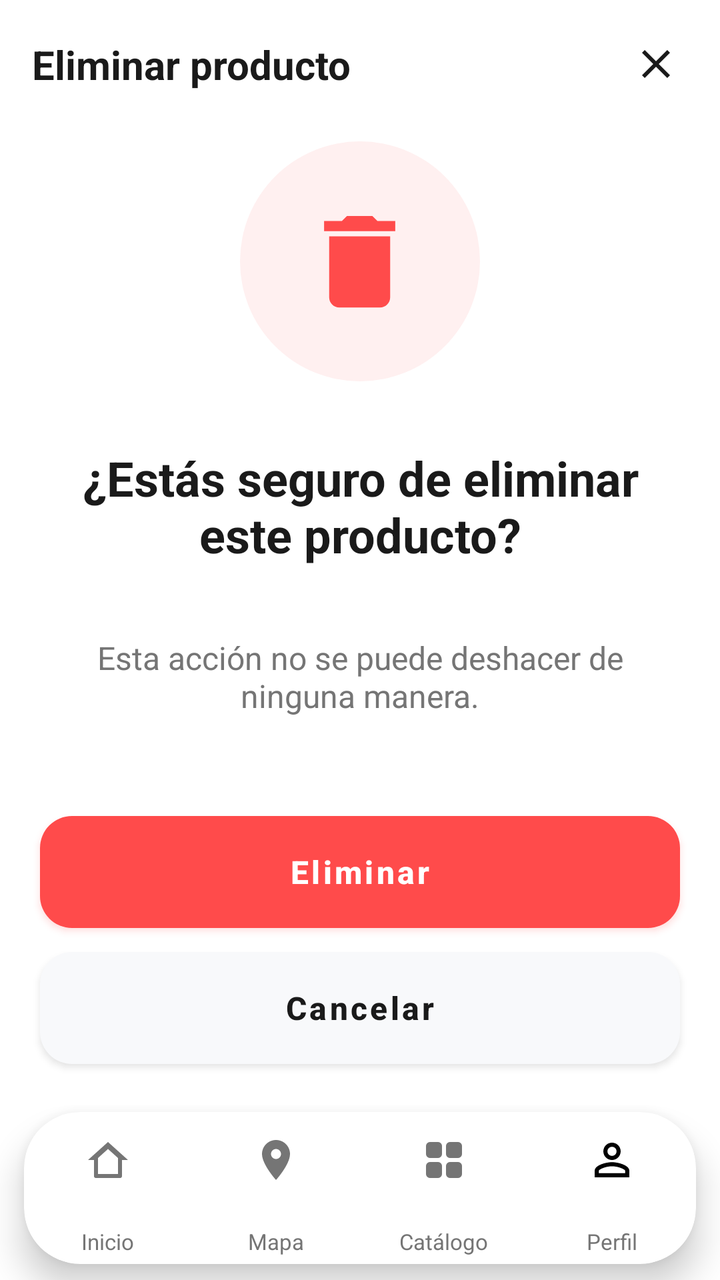
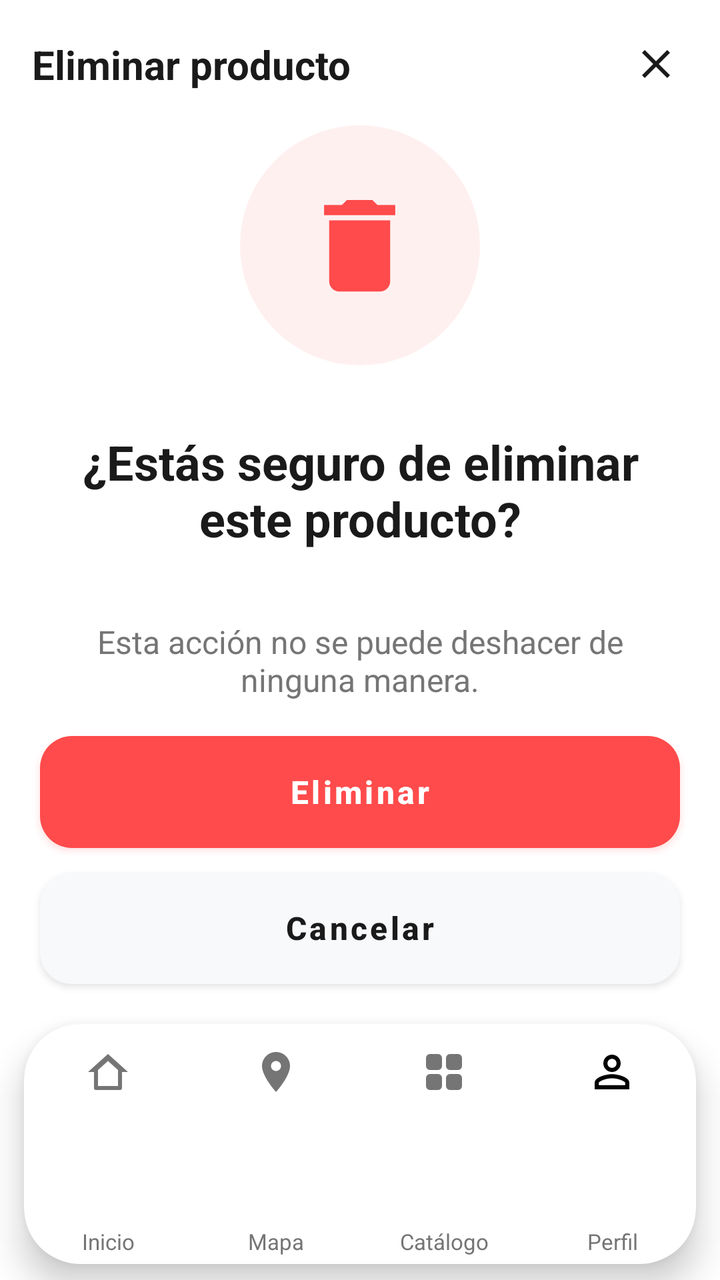

Before-and-after screenshots of an Android layout around one commit, followed by the original layout XML and the change that was made.
<!-- AndroidManifest.xml: application theme Theme.MyApplication -->
<!-- res/layout/delete_product.xml -->
<?xml version="1.0" encoding="utf-8"?>
<androidx.constraintlayout.widget.ConstraintLayout xmlns:android="http://schemas.android.com/apk/res/android"
    xmlns:app="http://schemas.android.com/apk/res-auto"
    xmlns:tools="http://schemas.android.com/tools"
    android:id="@+id/main"
    android:layout_width="match_parent"
    android:layout_height="match_parent"
    tools:context=".MainActivity14">

    
    <androidx.constraintlayout.widget.ConstraintLayout
        android:id="@+id/cl_top_bar"
        android:layout_width="match_parent"
        android:layout_height="64dp"
        android:paddingHorizontal="16dp"
        app:layout_constraintTop_toTopOf="parent">

        <TextView
            android:id="@+id/tv_header_title"
            android:layout_width="wrap_content"
            android:layout_height="wrap_content"
            android:text="@string/delete_title"
            android:textColor="@color/text_black"
            android:textSize="20sp"
            android:textStyle="bold"
            app:layout_constraintBottom_toBottomOf="parent"
            app:layout_constraintStart_toStartOf="parent"
            app:layout_constraintTop_toTopOf="parent" />

        <ImageView
            android:id="@+id/iv_close"
            android:layout_width="32dp"
            android:layout_height="32dp"
            android:padding="4dp"
            android:src="@drawable/ic_close"
            app:layout_constraintBottom_toBottomOf="parent"
            app:layout_constraintEnd_toEndOf="parent"
            app:layout_constraintTop_toTopOf="parent"
            app:tint="@color/text_black"
            android:contentDescription="@null" />

    </androidx.constraintlayout.widget.ConstraintLayout>

    
    <LinearLayout
        android:layout_width="match_parent"
        android:layout_height="wrap_content"
        android:gravity="center"
        android:orientation="vertical"
        android:paddingHorizontal="32dp"
        app:layout_constraintBottom_toTopOf="@+id/btn_delete"
        app:layout_constraintTop_toBottomOf="@id/cl_top_bar"
        app:layout_constraintVertical_bias="0.2">

        <FrameLayout
            android:layout_width="120dp"
            android:layout_height="120dp"
            android:background="@drawable/bg_delete_circle">

            <ImageView
                android:layout_width="61dp"
                android:layout_height="62dp"
                android:layout_gravity="center"
                android:contentDescription="@null"
                android:src="@drawable/ic_delete"
                app:tint="@color/logout_red" />
        </FrameLayout>

        <TextView
            android:layout_width="match_parent"
            android:layout_height="wrap_content"
            android:layout_marginTop="32dp"
            android:gravity="center"
            android:text="@string/delete_confirm_q"
            android:textColor="@color/text_black"
            android:textSize="24sp"
            android:textStyle="bold" />

        <TextView
            android:layout_width="match_parent"
            android:layout_height="86dp"
            android:layout_marginTop="12dp"
            android:gravity="center"
            android:text="@string/delete_warning"
            android:textColor="@color/text_grey"
            android:textSize="16sp" />

    </LinearLayout>

    
    <Button
        android:id="@+id/btn_delete"
        android:layout_width="match_parent"
        android:layout_height="56dp"
        android:layout_marginHorizontal="20dp"
        android:layout_marginBottom="12dp"
        android:outlineAmbientShadowColor="@color/logout_red"
        android:outlineSpotShadowColor="@color/logout_red"
        android:background="@drawable/bg_button_delete"
        android:text="@string/btn_delete"
        android:textAllCaps="false"
        android:textColor="@color/white"
        android:textSize="16sp"
        android:textStyle="bold"
        app:backgroundTint="@null"
        app:layout_constraintBottom_toTopOf="@id/btn_cancel" />

    <Button
        android:id="@+id/btn_cancel"
        android:layout_width="match_parent"
        android:layout_height="56dp"
        android:layout_marginHorizontal="20dp"
        android:layout_marginBottom="12dp"
        android:outlineAmbientShadowColor="@color/text_grey"
        android:outlineSpotShadowColor="@color/text_grey"
        android:background="@drawable/bg_button_secondary"
        android:text="@string/btn_cancel"
        android:textAllCaps="false"
        android:textColor="@color/text_black"
        android:textSize="16sp"
        android:textStyle="bold"
        app:backgroundTint="@null"
        app:layout_constraintBottom_toTopOf="@id/custom_bottom_nav" />

    
    <include
        android:id="@+id/custom_bottom_nav"
        layout="@layout/layout_custom_bottom_nav"
        android:layout_width="match_parent"
        android:layout_height="96dp"
        app:layout_constraintBottom_toBottomOf="parent"
        app:layout_constraintEnd_toEndOf="parent"
        app:layout_constraintStart_toStartOf="parent" />

</androidx.constraintlayout.widget.ConstraintLayout>
<!-- res/layout/layout_custom_bottom_nav.xml (included above) -->
<?xml version="1.0" encoding="utf-8"?>
<FrameLayout xmlns:android="http://schemas.android.com/apk/res/android"
    xmlns:app="http://schemas.android.com/apk/res-auto"
    xmlns:tools="http://schemas.android.com/tools"
    android:id="@+id/custom_bottom_nav"
    android:layout_width="match_parent"
    android:layout_height="96dp"
    android:clipChildren="false"
    android:clipToPadding="false"
    tools:ignore="MergeRootFrame">

    
    <androidx.cardview.widget.CardView
        android:id="@+id/cv_nav_bar"
        android:layout_width="match_parent"
        android:layout_height="76dp"
        android:layout_gravity="bottom"
        android:layout_marginStart="12dp"
        android:layout_marginEnd="12dp"
        android:layout_marginBottom="8dp"
        app:cardBackgroundColor="@color/nav_bar_surface"
        app:cardCornerRadius="28dp"
        app:cardElevation="10dp"
        app:cardMaxElevation="14dp"
        app:cardPreventCornerOverlap="false">

        <LinearLayout
            android:layout_width="match_parent"
            android:layout_height="match_parent"
            android:baselineAligned="false"
            android:orientation="horizontal"
            android:weightSum="4">

            
            <FrameLayout
                android:id="@+id/tab_home"
                android:layout_width="0dp"
                android:layout_height="match_parent"
                android:layout_weight="1"
                android:background="?attr/selectableItemBackgroundBorderless"
                android:clickable="true"
                android:clipChildren="false"
                android:clipToPadding="false"
                android:focusable="true">

                
                <View
                    android:id="@+id/v_home_ring"
                    android:layout_width="54dp"
                    android:layout_height="54dp"
                    android:layout_gravity="center_horizontal|top"
                    android:layout_marginTop="0dp"
                    android:background="@drawable/bg_nav_active_ring"
                    android:elevation="6dp"
                    android:visibility="gone"
                    tools:visibility="visible" />

                
                <FrameLayout
                    android:id="@+id/fl_home_icon_container"
                    android:layout_width="46dp"
                    android:layout_height="46dp"
                    android:layout_gravity="center_horizontal|top"
                    android:layout_marginTop="4dp"
                    android:background="@drawable/bg_nav_active_circle"
                    android:elevation="8dp"
                    android:visibility="gone"
                    tools:visibility="visible">

                    <ImageView
                        android:id="@+id/iv_home_active_icon"
                        android:layout_width="24dp"
                        android:layout_height="24dp"
                        android:layout_gravity="center"
                        android:contentDescription="@string/nav_home"
                        android:src="@drawable/ic_nav_home"
                        app:tint="@color/white" />
                </FrameLayout>

                
                <ImageView
                    android:id="@+id/iv_home_inactive_icon"
                    android:layout_width="24dp"
                    android:layout_height="24dp"
                    android:layout_gravity="center_horizontal|top"
                    android:layout_marginTop="12dp"
                    android:contentDescription="@string/nav_home"
                    android:src="@drawable/ic_nav_home"
                    app:tint="@color/text_grey" />

                
                <TextView
                    android:id="@+id/tv_home_label"
                    android:layout_width="wrap_content"
                    android:layout_height="wrap_content"
                    android:layout_gravity="center_horizontal|bottom"
                    android:layout_marginBottom="4dp"
                    android:text="@string/nav_home"
                    android:textColor="@color/text_grey"
                    android:textSize="11sp"
                    android:textStyle="normal" />

            </FrameLayout>

            
            <FrameLayout
                android:id="@+id/tab_map"
                android:layout_width="0dp"
                android:layout_height="match_parent"
                android:layout_weight="1"
                android:background="?attr/selectableItemBackgroundBorderless"
                android:clickable="true"
                android:clipChildren="false"
                android:clipToPadding="false"
                android:focusable="true">

                
                <View
                    android:id="@+id/v_map_ring"
                    android:layout_width="54dp"
                    android:layout_height="54dp"
                    android:layout_gravity="center_horizontal|top"
                    android:layout_marginTop="0dp"
                    android:background="@drawable/bg_nav_active_ring"
                    android:elevation="6dp"
                    android:visibility="gone"
                    tools:visibility="gone" />

                
                <FrameLayout
                    android:id="@+id/fl_map_icon_container"
                    android:layout_width="46dp"
                    android:layout_height="46dp"
                    android:layout_gravity="center_horizontal|top"
                    android:layout_marginTop="4dp"
                    android:background="@drawable/bg_nav_active_circle"
                    android:elevation="8dp"
                    android:visibility="gone"
                    tools:visibility="gone">

                    <ImageView
                        android:id="@+id/iv_map_active_icon"
                        android:layout_width="24dp"
                        android:layout_height="24dp"
                        android:layout_gravity="center"
                        android:contentDescription="@string/nav_map"
                        android:src="@drawable/ic_nav_map"
                        app:tint="@color/white" />
                </FrameLayout>

                
                <ImageView
                    android:id="@+id/iv_map_inactive_icon"
                    android:layout_width="24dp"
                    android:layout_height="24dp"
                    android:layout_gravity="center_horizontal|top"
                    android:layout_marginTop="12dp"
                    android:contentDescription="@string/nav_map"
                    android:src="@drawable/ic_nav_map"
                    app:tint="@color/text_grey" />

                
                <TextView
                    android:id="@+id/tv_map_label"
                    android:layout_width="wrap_content"
                    android:layout_height="wrap_content"
                    android:layout_gravity="center_horizontal|bottom"
                    android:layout_marginBottom="4dp"
                    android:text="@string/nav_map"
                    android:textColor="@color/text_grey"
                    android:textSize="11sp"
                    android:textStyle="normal" />

            </FrameLayout>

            
            <FrameLayout
                android:id="@+id/tab_catalog"
                android:layout_width="0dp"
                android:layout_height="match_parent"
                android:layout_weight="1"
                android:background="?attr/selectableItemBackgroundBorderless"
                android:clickable="true"
                android:clipChildren="false"
                android:clipToPadding="false"
                android:focusable="true">

                
                <View
                    android:id="@+id/v_catalog_ring"
                    android:layout_width="54dp"
                    android:layout_height="54dp"
                    android:layout_gravity="center_horizontal|top"
                    android:layout_marginTop="0dp"
                    android:background="@drawable/bg_nav_active_ring"
                    android:elevation="6dp"
                    android:visibility="gone"
                    tools:visibility="gone" />

                
                <FrameLayout
                    android:id="@+id/fl_catalog_icon_container"
                    android:layout_width="46dp"
                    android:layout_height="46dp"
                    android:layout_gravity="center_horizontal|top"
                    android:layout_marginTop="4dp"
                    android:background="@drawable/bg_nav_active_circle"
                    android:elevation="8dp"
                    android:visibility="gone"
                    tools:visibility="gone">

                    <ImageView
                        android:id="@+id/iv_catalog_active_icon"
                        android:layout_width="24dp"
                        android:layout_height="24dp"
                        android:layout_gravity="center"
                        android:contentDescription="@string/nav_catalog"
                        android:src="@drawable/ic_nav_catalog"
                        app:tint="@color/white" />
                </FrameLayout>

                
                <ImageView
                    android:id="@+id/iv_catalog_inactive_icon"
                    android:layout_width="24dp"
                    android:layout_height="24dp"
                    android:layout_gravity="center_horizontal|top"
                    android:layout_marginTop="12dp"
                    android:contentDescription="@string/nav_catalog"
                    android:src="@drawable/ic_nav_catalog"
                    app:tint="@color/text_grey" />

                
                <TextView
                    android:id="@+id/tv_catalog_label"
                    android:layout_width="wrap_content"
                    android:layout_height="wrap_content"
                    android:layout_gravity="center_horizontal|bottom"
                    android:layout_marginBottom="4dp"
                    android:text="@string/nav_catalog"
                    android:textColor="@color/text_grey"
                    android:textSize="11sp"
                    android:textStyle="normal" />

            </FrameLayout>

            
            <FrameLayout
                android:id="@+id/tab_profile"
                android:layout_width="0dp"
                android:layout_height="match_parent"
                android:layout_weight="1"
                android:background="?attr/selectableItemBackgroundBorderless"
                android:clickable="true"
                android:clipChildren="false"
                android:clipToPadding="false"
                android:focusable="true">

                
                <View
                    android:id="@+id/v_profile_ring"
                    android:layout_width="54dp"
                    android:layout_height="54dp"
                    android:layout_gravity="center_horizontal|top"
                    android:layout_marginTop="0dp"
                    android:background="@drawable/bg_nav_active_ring"
                    android:elevation="6dp"
                    android:visibility="gone"
                    tools:visibility="gone" />

                
                <FrameLayout
                    android:id="@+id/fl_profile_icon_container"
                    android:layout_width="46dp"
                    android:layout_height="46dp"
                    android:layout_gravity="center_horizontal|top"
                    android:layout_marginTop="4dp"
                    android:background="@drawable/bg_nav_active_circle"
                    android:elevation="8dp"
                    android:padding="3dp"
                    android:visibility="gone"
                    tools:visibility="gone">

                    <com.google.android.material.imageview.ShapeableImageView
                        android:id="@+id/iv_profile_active_avatar"
                        android:layout_width="match_parent"
                        android:layout_height="match_parent"
                        android:contentDescription="@string/nav_profile"
                        android:scaleType="centerCrop"
                        android:src="@drawable/ic_person_outline"
                        app:shapeAppearanceOverlay="@style/ShapeAppearance.App.Circle" />
                </FrameLayout>

                
                <com.google.android.material.imageview.ShapeableImageView
                    android:id="@+id/iv_profile_inactive_avatar"
                    android:layout_width="26dp"
                    android:layout_height="26dp"
                    android:layout_gravity="center_horizontal|top"
                    android:layout_marginTop="11dp"
                    android:contentDescription="@string/nav_profile"
                    android:scaleType="centerCrop"
                    android:src="@drawable/ic_person_outline"
                    app:shapeAppearanceOverlay="@style/ShapeAppearance.App.Circle" />

                
                <TextView
                    android:id="@+id/tv_profile_label"
                    android:layout_width="wrap_content"
                    android:layout_height="wrap_content"
                    android:layout_gravity="center_horizontal|bottom"
                    android:layout_marginBottom="4dp"
                    android:text="@string/nav_profile"
                    android:textColor="@color/text_grey"
                    android:textSize="11sp"
                    android:textStyle="normal" />

            </FrameLayout>

        </LinearLayout>
    </androidx.cardview.widget.CardView>
</FrameLayout>
<!-- resources referenced by this layout -->
<resources>
  <color name="logout_red">#FF4B4B</color>
  <color name="nav_bar_surface">#FFFFFF</color>
  <color name="text_black">#1A1A1A</color>
  <color name="text_grey">#757575</color>
  <color name="white">#FFFFFFFF</color>
  <!-- drawable bg_button_delete (drawable) -->
  <?xml version="1.0" encoding="utf-8"?>
  <shape xmlns:android="http://schemas.android.com/apk/res/android">
      <solid android:color="@color/logout_red" />
      <corners android:radius="16dp" />
  </shape>
  <!-- drawable bg_button_secondary (drawable) -->
  <?xml version="1.0" encoding="utf-8"?>
  <shape xmlns:android="http://schemas.android.com/apk/res/android">
      <solid android:color="@color/input_bg" />
      <corners android:radius="16dp" />
  </shape>
  <!-- drawable bg_delete_circle (drawable) -->
  <?xml version="1.0" encoding="utf-8"?>
  <shape xmlns:android="http://schemas.android.com/apk/res/android"
      android:shape="oval">
      <solid android:color="@color/delete_bg_light" />
  </shape>
  <!-- drawable bg_nav_active_ring (drawable) -->
  <?xml version="1.0" encoding="utf-8"?>
  <shape xmlns:android="http://schemas.android.com/apk/res/android"
      android:shape="oval">
      <solid android:color="@color/surface_background" />
  </shape>
  <string name="btn_cancel">Cancelar</string>
  <string name="btn_delete">Eliminar</string>
  <string name="delete_confirm_q">¿Estás seguro de eliminar este producto?</string>
  <string name="delete_title">Eliminar producto</string>
  <string name="delete_warning">Esta acción no se puede deshacer de ninguna manera.</string>
  <string name="nav_catalog">Catálogo</string>
  <string name="nav_home">Inicio</string>
  <string name="nav_map">Mapa</string>
  <string name="nav_profile">Perfil</string>
  <style name="ShapeAppearance.App.Circle" parent="ShapeAppearance.MaterialComponents.SmallComponent">
          <item name="cornerSize">50%</item>
      </style>
  <style name="Theme.MyApplication" parent="Theme.MaterialComponents.DayNight.NoActionBar">
          
          <item name="colorPrimary">@color/purple_500</item>
          <item name="colorPrimaryVariant">@color/purple_700</item>
          <item name="colorOnPrimary">@color/white</item>
          
          <item name="colorSecondary">@color/teal_200</item>
          <item name="colorSecondaryVariant">@color/teal_700</item>
          <item name="colorOnSecondary">@color/black</item>
          
          <item name="android:statusBarColor">?attr/colorPrimaryVariant</item>
          <item name="android:windowBackground">@color/surface_background</item>
          
          <item name="android:editTextColor">@color/text_black</item>
          <item name="android:textColorPrimary">@color/text_black</item>
          <item name="materialButtonStyle">@style/Widget.TechnoCat.Button</item>
          
      </style>
  <color name="input_bg">#F8F9FB</color>
  <color name="delete_bg_light">#FFF0F0</color>
  <color name="surface_background">#FFFFFF</color>
  <color name="purple_500">#FF6200EE</color>
  <color name="purple_700">#FF3700B3</color>
  <color name="teal_200">#FF03DAC5</color>
  <color name="teal_700">#FF018786</color>
  <color name="black">#FF000000</color>
  <style name="Widget.TechnoCat.Button" parent="Widget.MaterialComponents.Button">
          <item name="android:elevation">5dp</item>
          <item name="android:outlineSpotShadowColor">@color/brand_blue</item>
          <item name="android:outlineAmbientShadowColor">@color/brand_blue</item>
          <item name="rippleColor">@color/button_ripple</item>
      </style>
  <color name="brand_blue">#0052FF</color>
  <color name="button_ripple">#330052FF</color>
  <!-- unchanged entries left out for length: 7 -->
</resources>

<!-- the commit's change to res/layout/delete_product.xml (unified diff, before → after) -->
@@ -11,7 +11,8 @@
     <androidx.constraintlayout.widget.ConstraintLayout
         android:id="@+id/cl_top_bar"
         android:layout_width="match_parent"
-        android:layout_height="64dp"
+        android:layout_height="wrap_content"
+        android:minHeight="64dp"
         android:paddingHorizontal="16dp"
         app:layout_constraintTop_toTopOf="parent">
 
@@ -37,7 +38,8 @@
             app:layout_constraintEnd_toEndOf="parent"
             app:layout_constraintTop_toTopOf="parent"
             app:tint="@color/text_black"
-            android:contentDescription="@null" />
+            android:contentDescription="@null"
+            android:foreground="?attr/selectableItemBackground"/>
 
     </androidx.constraintlayout.widget.ConstraintLayout>
 
@@ -78,12 +80,14 @@
 
         <TextView
             android:layout_width="match_parent"
-            android:layout_height="86dp"
+            android:layout_height="wrap_content"
             android:layout_marginTop="12dp"
             android:gravity="center"
             android:text="@string/delete_warning"
             android:textColor="@color/text_grey"
-            android:textSize="16sp" />
+            android:textSize="16sp" 
+        android:minHeight="86dp"
+    />
 
     </LinearLayout>
 
@@ -91,7 +95,7 @@
     <Button
         android:id="@+id/btn_delete"
         android:layout_width="match_parent"
-        android:layout_height="56dp"
+        android:layout_height="wrap_content"
         android:layout_marginHorizontal="20dp"
         android:layout_marginBottom="12dp"
         android:outlineAmbientShadowColor="@color/logout_red"
@@ -103,12 +107,14 @@
         android:textSize="16sp"
         android:textStyle="bold"
         app:backgroundTint="@null"
-        app:layout_constraintBottom_toTopOf="@id/btn_cancel" />
+        app:layout_constraintBottom_toTopOf="@id/btn_cancel" 
+        android:minHeight="56dp"
+    />
 
     <Button
         android:id="@+id/btn_cancel"
         android:layout_width="match_parent"
-        android:layout_height="56dp"
+        android:layout_height="wrap_content"
         android:layout_marginHorizontal="20dp"
         android:layout_marginBottom="12dp"
         android:outlineAmbientShadowColor="@color/text_grey"
@@ -120,14 +126,16 @@
         android:textSize="16sp"
         android:textStyle="bold"
         app:backgroundTint="@null"
-        app:layout_constraintBottom_toTopOf="@id/custom_bottom_nav" />
+        app:layout_constraintBottom_toTopOf="@id/custom_bottom_nav" 
+        android:minHeight="56dp"
+    />
 
     
     <include
         android:id="@+id/custom_bottom_nav"
         layout="@layout/layout_custom_bottom_nav"
         android:layout_width="match_parent"
-        android:layout_height="96dp"
+        android:layout_height="136dp"
         app:layout_constraintBottom_toBottomOf="parent"
         app:layout_constraintEnd_toEndOf="parent"
         app:layout_constraintStart_toStartOf="parent" />
@@ -140,7 +148,7 @@
     xmlns:tools="http://schemas.android.com/tools"
     android:id="@+id/custom_bottom_nav"
     android:layout_width="match_parent"
-    android:layout_height="96dp"
+    android:layout_height="136dp"
     android:clipChildren="false"
     android:clipToPadding="false"
     tools:ignore="MergeRootFrame">
@@ -149,7 +157,7 @@
     <androidx.cardview.widget.CardView
         android:id="@+id/cv_nav_bar"
         android:layout_width="match_parent"
-        android:layout_height="76dp"
+        android:layout_height="120dp"
         android:layout_gravity="bottom"
         android:layout_marginStart="12dp"
         android:layout_marginEnd="12dp"
@@ -227,8 +235,10 @@
                 
                 <TextView
                     android:id="@+id/tv_home_label"
-                    android:layout_width="wrap_content"
+                    android:layout_width="match_parent"
                     android:layout_height="wrap_content"
+                    android:gravity="center"
+                    android:paddingHorizontal="2dp"
                     android:layout_gravity="center_horizontal|bottom"
                     android:layout_marginBottom="4dp"
                     android:text="@string/nav_home"
@@ -298,8 +308,10 @@
                 
                 <TextView
                     android:id="@+id/tv_map_label"
-                    android:layout_width="wrap_content"
+                    android:layout_width="match_parent"
                     android:layout_height="wrap_content"
+                    android:gravity="center"
+                    android:paddingHorizontal="2dp"
                     android:layout_gravity="center_horizontal|bottom"
                     android:layout_marginBottom="4dp"
                     android:text="@string/nav_map"
@@ -369,8 +381,10 @@
                 
                 <TextView
                     android:id="@+id/tv_catalog_label"
-                    android:layout_width="wrap_content"
+                    android:layout_width="match_parent"
                     android:layout_height="wrap_content"
+                    android:gravity="center"
+                    android:paddingHorizontal="2dp"
                     android:layout_gravity="center_horizontal|bottom"
                     android:layout_marginBottom="4dp"
                     android:text="@string/nav_catalog"
@@ -442,8 +456,10 @@
                 
                 <TextView
                     android:id="@+id/tv_profile_label"
-                    android:layout_width="wrap_content"
+                    android:layout_width="match_parent"
                     android:layout_height="wrap_content"
+                    android:gravity="center"
+                    android:paddingHorizontal="2dp"
                     android:layout_gravity="center_horizontal|bottom"
                     android:layout_marginBottom="4dp"
                     android:text="@string/nav_profile"
<!-- resource entries referenced after the edit -->
@@ -45,7 +45,7 @@
           
           <item name="colorPrimary">@color/purple_500</item>
           <item name="colorPrimaryVariant">@color/purple_700</item>
-          <item name="colorOnPrimary">@color/white</item>
+          <item name="colorOnPrimary">@color/on_primary</item>
           
           <item name="colorSecondary">@color/teal_200</item>
           <item name="colorSecondaryVariant">@color/teal_700</item>
@@ -64,11 +64,13 @@
   <color name="surface_background">#FFFFFF</color>
   <color name="purple_500">#FF6200EE</color>
   <color name="purple_700">#FF3700B3</color>
+  <color name="on_primary">#FFFFFF</color>
   <color name="teal_200">#FF03DAC5</color>
   <color name="teal_700">#FF018786</color>
   <color name="black">#FF000000</color>
   <style name="Widget.TechnoCat.Button" parent="Widget.MaterialComponents.Button">
           <item name="android:elevation">5dp</item>
+          <item name="android:foreground">?attr/selectableItemBackground</item>
           <item name="android:outlineSpotShadowColor">@color/brand_blue</item>
           <item name="android:outlineAmbientShadowColor">@color/brand_blue</item>
           <item name="rippleColor">@color/button_ripple</item>
